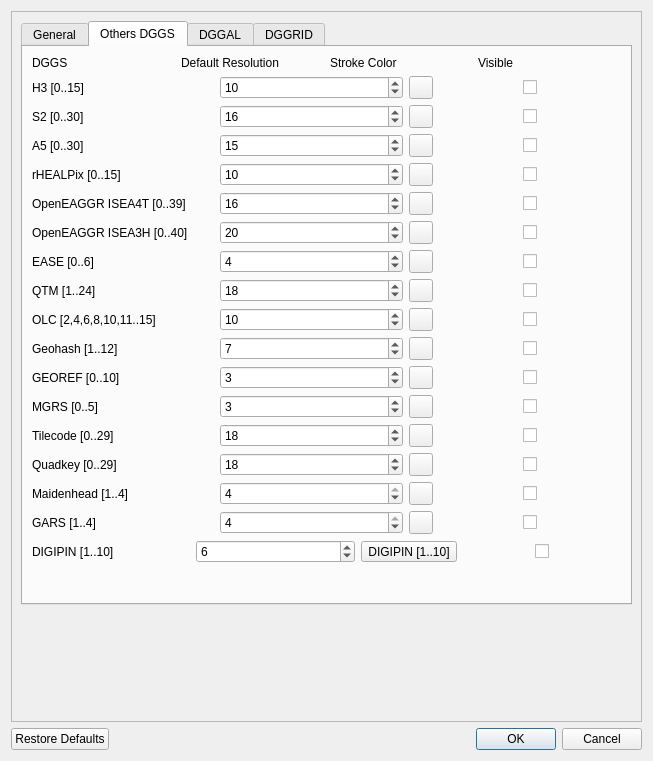
First picture: the form in ui/settings.ui, repository opengeoshub/vgridtools, before the edit.
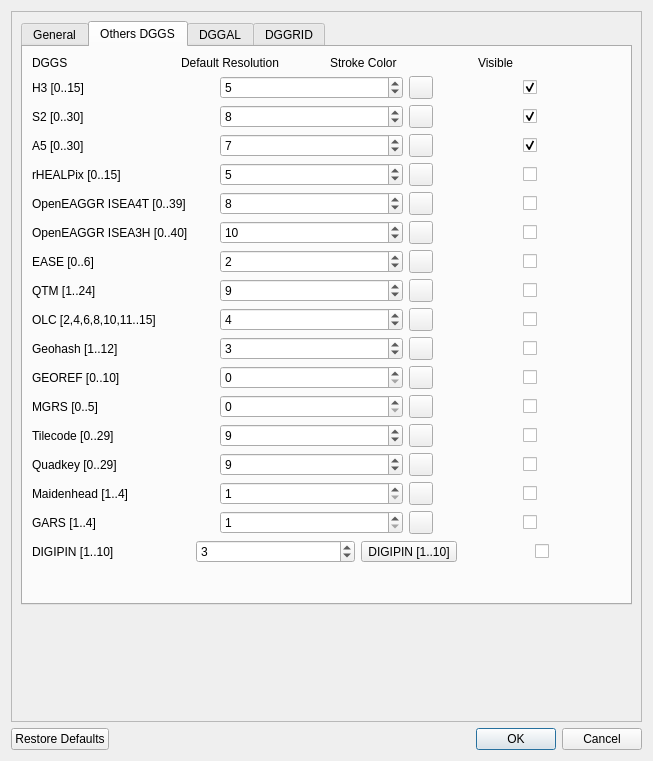
Second picture: the form after the edit. Custom widgets are drawn as their Qt base class.

Diff of the .ui file:
```diff
--- a/ui/settings.ui
+++ b/ui/settings.ui
@@ -325,7 +325,7 @@
                   <number>15</number>
                  </property>
                  <property name="value">
-                  <number>10</number>
+                  <number>5</number>
                  </property>
                 </widget>
                </item>
@@ -345,6 +345,9 @@
                  <property name="text">
                   <string/>
                  </property>
+                 <property name="checked">
+                  <bool>true</bool>
+                 </property>
                 </widget>
                </item>
               </layout>
@@ -364,7 +367,7 @@
                   <number>30</number>
                  </property>
                  <property name="value">
-                  <number>16</number>
+                  <number>8</number>
                  </property>
                 </widget>
                </item>
@@ -384,6 +387,9 @@
                  <property name="text">
                   <string/>
                  </property>
+                 <property name="checked">
+                  <bool>true</bool>
+                 </property>
                 </widget>
                </item>
               </layout>
@@ -403,7 +409,7 @@
                   <number>30</number>
                  </property>
                  <property name="value">
-                  <number>15</number>
+                  <number>7</number>
                  </property>
                 </widget>
                </item>
@@ -430,6 +436,9 @@
                  <property name="text">
                   <string/>
                  </property>
+                 <property name="checked">
+                  <bool>true</bool>
+                 </property>
                 </widget>
                </item>
               </layout>
@@ -449,7 +458,7 @@
                   <number>15</number>
                  </property>
                  <property name="value">
-                  <number>10</number>
+                  <number>5</number>
                  </property>
                 </widget>
                </item>
@@ -480,7 +489,7 @@
                   <number>39</number>
                  </property>
                  <property name="value">
-                  <number>16</number>
+                  <number>8</number>
                  </property>
                 </widget>
                </item>
@@ -511,7 +520,7 @@
                   <number>40</number>
                  </property>
                  <property name="value">
-                  <number>20</number>
+                  <number>10</number>
                  </property>
                 </widget>
                </item>
@@ -542,7 +551,7 @@
                   <number>6</number>
                  </property>
                  <property name="value">
-                  <number>4</number>
+                  <number>2</number>
                  </property>
                 </widget>
                </item>
@@ -576,7 +585,7 @@
                   <number>24</number>
                  </property>
                  <property name="value">
-                  <number>18</number>
+                  <number>9</number>
                  </property>
                 </widget>
                </item>
@@ -610,7 +619,7 @@
                   <number>15</number>
                  </property>
                  <property name="value">
-                  <number>10</number>
+                  <number>4</number>
                  </property>
                 </widget>
                </item>
@@ -644,7 +653,7 @@
                   <number>12</number>
                  </property>
                  <property name="value">
-                  <number>7</number>
+                  <number>3</number>
                  </property>
                 </widget>
                </item>
@@ -675,7 +684,7 @@
                   <number>10</number>
                  </property>
                  <property name="value">
-                  <number>3</number>
+                  <number>0</number>
                  </property>
                 </widget>
                </item>
@@ -706,7 +715,7 @@
                   <number>5</number>
                  </property>
                  <property name="value">
-                  <number>3</number>
+                  <number>0</number>
                  </property>
                 </widget>
                </item>
@@ -737,7 +746,7 @@
                   <number>29</number>
                  </property>
                  <property name="value">
-                  <number>18</number>
+                  <number>9</number>
                  </property>
                 </widget>
                </item>
@@ -768,7 +777,7 @@
                   <number>29</number>
                  </property>
                  <property name="value">
-                  <number>18</number>
+                  <number>9</number>
                  </property>
                 </widget>
                </item>
@@ -802,7 +811,7 @@
                   <number>4</number>
                  </property>
                  <property name="value">
-                  <number>4</number>
+                  <number>1</number>
                  </property>
                 </widget>
                </item>
@@ -836,7 +845,7 @@
                   <number>4</number>
                  </property>
                  <property name="value">
-                  <number>4</number>
+                  <number>1</number>
                  </property>
                 </widget>
                </item>
@@ -870,7 +879,7 @@
                   <number>10</number>
                  </property>
                  <property name="value">
-                  <number>6</number>
+                  <number>3</number>
                  </property>
                 </widget>
                </item>
```
Left out of the diff: 77 changed lines with no effect on the pictures.
